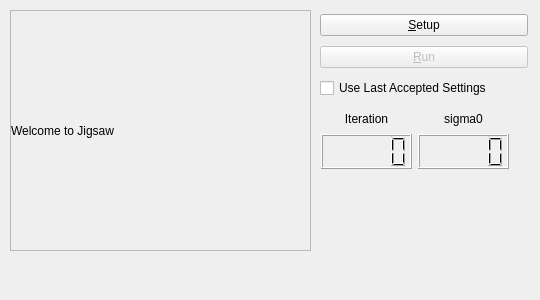
This is isis/src/qisis/objs/JigsawRunWidget/JigsawRunWidget.ui in DOI-USGS/ISIS3 as Qt 5 draws it before an edit. The edited form follows.
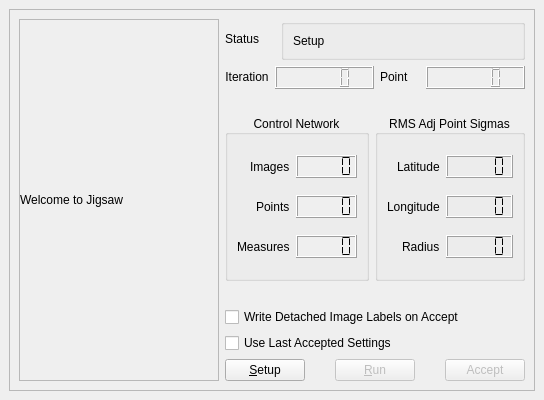
This is the edited form. Icons and pictures are not drawn.

Commit message: Updated gui according to mockup, added bundle-cancel popup

The edit to the form file:
```diff
--- a/isis/src/qisis/objs/JigsawRunWidget/JigsawRunWidget.ui
+++ b/isis/src/qisis/objs/JigsawRunWidget/JigsawRunWidget.ui
@@ -1,173 +1,583 @@
 <?xml version="1.0" encoding="UTF-8"?>
 <ui version="4.0">
  <class>JigsawRunWidget</class>
- <widget class="QFrame" name="JigsawRunWidget">
+ <widget class="QDockWidget" name="JigsawRunWidget">
   <property name="geometry">
    <rect>
     <x>0</x>
     <y>0</y>
+    <width>544</width>
+    <height>434</height>
    </rect>
   </property>
-  <property name="minimumSize">
-   <size>
-    <width>540</width>
-    <height>300</height>
-   </size>
-  </property>
-  <property name="maximumSize">
-   <size>
-    <width>540</width>
-    <height>300</height>
-   </size>
-  </property>
   <property name="windowTitle">
    <string>Jigsaw</string>
   </property>
-  <property name="windowIcon">
-   <iconset>
-    <normaloff>icons/jigsaw.png</normaloff>icons/jigsaw.png</iconset>
-  </property>
-  <widget class="QDialogButtonBox" name="buttonBox">
-   <property name="geometry">
-    <rect>
-     <x>170</x>
-     <y>260</y>
-     <width>341</width>
-     <height>32</height>
-    </rect>
+  <widget class="QWidget" name="dockWidgetContents">
+   <property name="enabled">
+    <bool>true</bool>
    </property>
-   <property name="orientation">
-    <enum>Qt::Horizontal</enum>
+   <property name="minimumSize">
+    <size>
+     <width>540</width>
+     <height>400</height>
+    </size>
    </property>
-  </widget>
-  <widget class="QWidget" name="jigsawButtonsLayoutWidget">
-   <property name="geometry">
-    <rect>
-     <x>320</x>
-     <y>10</y>
-     <width>208</width>
-     <height>94</height>
-    </rect>
+   <property name="maximumSize">
+    <size>
+     <width>800</width>
+     <height>400</height>
+    </size>
    </property>
-   <layout class="QGridLayout" name="gridLayout">
-    <item row="0" column="0">
-     <widget class="QPushButton" name="JigsawSetupButton">
-      <property name="text">
-       <string>&amp;Setup</string>
-      </property>
-     </widget>
-    </item>
-    <item row="1" column="0">
-     <widget class="QPushButton" name="JigsawRunButton">
-      <property name="text">
-       <string>&amp;Run</string>
-      </property>
-      <property name="enabled">
-        <bool>false</bool>
-      </property>
-     </widget>
-    </item>
-    <item row="2" column="0">
-     <widget class="QCheckBox" name="useLastSettings">
-      <property name="text">
-       <string>Use Last Accepted Settings</string>
-      </property>
-     </widget>
-    </item>
-   </layout>
-  </widget>
-  <widget class="QWidget" name="gridLayoutWidget">
-   <property name="geometry">
-    <rect>
-     <x>10</x>
-     <y>10</y>
-     <width>301</width>
-     <height>241</height>
-    </rect>
+   <property name="windowTitle">
+    <string>Jigsaw</string>
    </property>
-   <layout class="QGridLayout" name="statusUpdatesLayout">
-    <item row="0" column="0">
-     <widget class="QScrollArea" name="statusUpdateScrollArea">
-      <property name="widgetResizable">
-       <bool>true</bool>
-      </property>
-      <widget class="QLabel" name="statusUpdatesLabel">
-       <property name="geometry">
-        <rect>
-         <x>0</x>
-         <y>0</y>
-         <width>297</width>
-         <height>237</height>
-        </rect>
-       </property>
-       <property name="text">
-        <string>Welcome to Jigsaw</string>
-       </property>
-       <property name="wordWrap">
-        <bool>true</bool>
-       </property>
-      </widget>
-     </widget>
-    </item>
-   </layout>
-  </widget>
-  <widget class="QWidget" name="iterationLayoutWidget">
-   <property name="geometry">
-    <rect>
-     <x>321</x>
-     <y>110</y>
-     <width>188</width>
-     <height>59</height>
-    </rect>
+   <property name="windowIcon">
+    <iconset>
+     <normaloff>../../../../../../isisdev_oops/isis/src/qisis/objs/JigsawRunWidget/icons/jigsaw.png</normaloff>../../../../../../isisdev_oops/isis/src/qisis/objs/JigsawRunWidget/icons/jigsaw.png</iconset>
    </property>
-   <layout class="QGridLayout" name="iterationSigma0Layout">
-    <item row="0" column="0">
-     <widget class="QLabel" name="iterationLabel">
-      <property name="text">
-       <string>Iteration</string>
+   <layout class="QHBoxLayout" name="horizontalLayout_5">
+    <item>
+     <widget class="QFrame" name="frame">
+      <property name="sizePolicy">
+       <sizepolicy hsizetype="Preferred" vsizetype="Expanding">
+        <horstretch>0</horstretch>
+        <verstretch>0</verstretch>
+       </sizepolicy>
       </property>
-      <property name="textFormat">
-       <enum>Qt::PlainText</enum>
+      <property name="frameShape">
+       <enum>QFrame::StyledPanel</enum>
       </property>
-      <property name="alignment">
-       <set>Qt::AlignCenter</set>
-      </property>
-     </widget>
-    </item>
-    <item row="0" column="1">
-     <widget class="QLabel" name="sigma0Label">
-      <property name="text">
-       <string>sigma0</string>
-      </property>
-      <property name="alignment">
-       <set>Qt::AlignCenter</set>
-      </property>
-     </widget>
-    </item>
-    <item row="1" column="0">
-     <widget class="QLCDNumber" name="iterationLcdNumber">
-      <property name="minimumSize">
-       <size>
-        <width>90</width>
-        <height>35</height>
-       </size>
-      </property>
       <property name="frameShadow">
        <enum>QFrame::Raised</enum>
       </property>
-     </widget>
-    </item>
-    <item row="1" column="1">
-     <widget class="QLCDNumber" name="sigma0LcdNumber">
-      <property name="minimumSize">
-       <size>
-        <width>90</width>
-        <height>35</height>
-       </size>
-      </property>
-      <property name="frameShadow">
-       <enum>QFrame::Raised</enum>
-      </property>
+      <layout class="QHBoxLayout" name="horizontalLayout">
+       <item>
+        <widget class="QScrollArea" name="statusUpdateScrollArea">
+         <property name="sizePolicy">
+          <sizepolicy hsizetype="Expanding" vsizetype="Expanding">
+           <horstretch>0</horstretch>
+           <verstretch>0</verstretch>
+          </sizepolicy>
+         </property>
+         <property name="minimumSize">
+          <size>
+           <width>200</width>
+           <height>0</height>
+          </size>
+         </property>
+         <property name="widgetResizable">
+          <bool>true</bool>
+         </property>
+         <widget class="QLabel" name="statusUpdatesLabel">
+          <property name="geometry">
+           <rect>
+            <x>0</x>
+            <y>0</y>
+            <width>196</width>
+            <height>368</height>
+           </rect>
+          </property>
+          <property name="text">
+           <string>Welcome to Jigsaw</string>
+          </property>
+          <property name="wordWrap">
+           <bool>true</bool>
+          </property>
+         </widget>
+        </widget>
+       </item>
+       <item>
+        <layout class="QVBoxLayout" name="verticalLayout">
+         <item>
+          <layout class="QVBoxLayout" name="verticalLayout_2">
+           <item>
+            <layout class="QHBoxLayout" name="horizontalLayout_2">
+             <item>
+              <widget class="QLabel" name="statusLabel">
+               <property name="sizePolicy">
+                <sizepolicy hsizetype="Fixed" vsizetype="Fixed">
+                 <horstretch>0</horstretch>
+                 <verstretch>0</verstretch>
+                </sizepolicy>
+               </property>
+               <property name="minimumSize">
+                <size>
+                 <width>50</width>
+                 <height>0</height>
+                </size>
+               </property>
+               <property name="text">
+                <string>Status</string>
+               </property>
+              </widget>
+             </item>
+             <item>
+              <widget class="QGroupBox" name="groupBox_3">
+               <property name="sizePolicy">
+                <sizepolicy hsizetype="Preferred" vsizetype="Fixed">
+                 <horstretch>0</horstretch>
+                 <verstretch>0</verstretch>
+                </sizepolicy>
+               </property>
+               <property name="title">
+                <string/>
+               </property>
+               <layout class="QHBoxLayout" name="horizontalLayout_3">
+                <item>
+                 <widget class="QLabel" name="statusOutputLabel">
+                  <property name="sizePolicy">
+                   <sizepolicy hsizetype="Preferred" vsizetype="Fixed">
+                    <horstretch>0</horstretch>
+                    <verstretch>0</verstretch>
+                   </sizepolicy>
+                  </property>
+                  <property name="text">
+                   <string>Setup</string>
+                  </property>
+                 </widget>
+                </item>
+               </layout>
+              </widget>
+             </item>
+            </layout>
+           </item>
+           <item>
+            <layout class="QGridLayout" name="gridLayout_3">
+             <item row="0" column="0">
+              <widget class="QLabel" name="iterationLabel">
+               <property name="sizePolicy">
+                <sizepolicy hsizetype="Fixed" vsizetype="Fixed">
+                 <horstretch>0</horstretch>
+                 <verstretch>0</verstretch>
+                </sizepolicy>
+               </property>
+               <property name="minimumSize">
+                <size>
+                 <width>40</width>
+                 <height>0</height>
+                </size>
+               </property>
+               <property name="text">
+                <string>Iteration</string>
+               </property>
+               <property name="textFormat">
+                <enum>Qt::PlainText</enum>
+               </property>
+               <property name="alignment">
+                <set>Qt::AlignCenter</set>
+               </property>
+              </widget>
+             </item>
+             <item row="0" column="2">
+              <widget class="QLabel" name="pointLabel">
+               <property name="sizePolicy">
+                <sizepolicy hsizetype="Fixed" vsizetype="Fixed">
+                 <horstretch>0</horstretch>
+                 <verstretch>0</verstretch>
+                </sizepolicy>
+               </property>
+               <property name="minimumSize">
+                <size>
+                 <width>40</width>
+                 <height>0</height>
+                </size>
+               </property>
+               <property name="text">
+                <string>Point</string>
+               </property>
+              </widget>
+             </item>
+             <item row="0" column="1">
+              <widget class="QLCDNumber" name="iterationLcdNumber">
+               <property name="sizePolicy">
+                <sizepolicy hsizetype="Minimum" vsizetype="Fixed">
+                 <horstretch>0</horstretch>
+                 <verstretch>0</verstretch>
+                </sizepolicy>
+               </property>
+               <property name="autoFillBackground">
+                <bool>true</bool>
+               </property>
+              </widget>
+             </item>
+             <item row="0" column="3">
+              <widget class="QLCDNumber" name="pointLcdNumber">
+               <property name="sizePolicy">
+                <sizepolicy hsizetype="Minimum" vsizetype="Fixed">
+                 <horstretch>0</horstretch>
+                 <verstretch>0</verstretch>
+                </sizepolicy>
+               </property>
+               <property name="autoFillBackground">
+                <bool>true</bool>
+               </property>
+              </widget>
+             </item>
+            </layout>
+           </item>
+          </layout>
+         </item>
+         <item>
+          <spacer name="verticalSpacer">
+           <property name="orientation">
+            <enum>Qt::Vertical</enum>
+           </property>
+           <property name="sizeType">
+            <enum>QSizePolicy::Fixed</enum>
+           </property>
+           <property name="sizeHint" stdset="0">
+            <size>
+             <width>20</width>
+             <height>20</height>
+            </size>
+           </property>
+          </spacer>
+         </item>
+         <item>
+          <layout class="QGridLayout" name="gridLayout_4">
+           <item row="3" column="1">
+            <widget class="QGroupBox" name="rmsAdjustedPointSigmasGroupBox">
+             <property name="enabled">
+              <bool>true</bool>
+             </property>
+             <property name="sizePolicy">
+              <sizepolicy hsizetype="Preferred" vsizetype="Preferred">
+               <horstretch>0</horstretch>
+               <verstretch>0</verstretch>
+              </sizepolicy>
+             </property>
+             <property name="autoFillBackground">
+              <bool>true</bool>
+             </property>
+             <property name="title">
+              <string>RMS Adj Point Sigmas</string>
+             </property>
+             <property name="alignment">
+              <set>Qt::AlignCenter</set>
+             </property>
+             <layout class="QGridLayout" name="gridLayout_2">
+              <item row="2" column="0" alignment="Qt::AlignRight">
+               <widget class="QLabel" name="radiusLcdLabel">
+                <property name="enabled">
+                 <bool>true</bool>
+                </property>
+                <property name="sizePolicy">
+                 <sizepolicy hsizetype="Expanding" vsizetype="Preferred">
+                  <horstretch>0</horstretch>
+                  <verstretch>0</verstretch>
+                 </sizepolicy>
+                </property>
+                <property name="text">
+                 <string>Radius</string>
+                </property>
+               </widget>
+              </item>
+              <item row="0" column="0" alignment="Qt::AlignRight">
+               <widget class="QLabel" name="label_4">
+                <property name="sizePolicy">
+                 <sizepolicy hsizetype="Expanding" vsizetype="Preferred">
+                  <horstretch>0</horstretch>
+                  <verstretch>0</verstretch>
+                 </sizepolicy>
+                </property>
+                <property name="text">
+                 <string>Latitude</string>
+                </property>
+               </widget>
+              </item>
+              <item row="1" column="0" alignment="Qt::AlignRight">
+               <widget class="QLabel" name="label_7">
+                <property name="sizePolicy">
+                 <sizepolicy hsizetype="Expanding" vsizetype="Preferred">
+                  <horstretch>0</horstretch>
+                  <verstretch>0</verstretch>
+                 </sizepolicy>
+                </property>
+                <property name="text">
+                 <string>Longitude</string>
+                </property>
+               </widget>
+              </item>
+              <item row="0" column="1">
+               <widget class="QLCDNumber" name="latitudeLcdNumber">
+                <property name="sizePolicy">
+                 <sizepolicy hsizetype="Expanding" vsizetype="Fixed">
+                  <horstretch>0</horstretch>
+                  <verstretch>0</verstretch>
+                 </sizepolicy>
+                </property>
+                <property name="smallDecimalPoint">
+                 <bool>false</bool>
+                </property>
+                <property name="segmentStyle">
+                 <enum>QLCDNumber::Flat</enum>
+                </property>
+               </widget>
+              </item>
+              <item row="1" column="1">
+               <widget class="QLCDNumber" name="longitudeLcdNumber">
+                <property name="sizePolicy">
+                 <sizepolicy hsizetype="Expanding" vsizetype="Fixed">
+                  <horstretch>0</horstretch>
+                  <verstretch>0</verstretch>
+                 </sizepolicy>
+                </property>
+                <property name="segmentStyle">
+                 <enum>QLCDNumber::Flat</enum>
+                </property>
+               </widget>
+              </item>
+              <item row="2" column="1">
+               <widget class="QLCDNumber" name="radiusLcdNumber">
+                <property name="enabled">
+                 <bool>true</bool>
+                </property>
+                <property name="sizePolicy">
+                 <sizepolicy hsizetype="Expanding" vsizetype="Fixed">
+                  <horstretch>0</horstretch>
+                  <verstretch>0</verstretch>
+                 </sizepolicy>
+                </property>
+                <property name="segmentStyle">
+                 <enum>QLCDNumber::Flat</enum>
+                </property>
+               </widget>
+              </item>
+             </layout>
+             <zorder>label_4</zorder>
+             <zorder>label_7</zorder>
+             <zorder>radiusLcdLabel</zorder>
+             <zorder>latitudeLcdNumber</zorder>
+             <zorder>longitudeLcdNumber</zorder>
+             <zorder>radiusLcdNumber</zorder>
+            </widget>
+           </item>
+           <item row="3" column="0">
+            <widget class="QGroupBox" name="groupBox">
+             <property name="sizePolicy">
+              <sizepolicy hsizetype="Preferred" vsizetype="Preferred">
+               <horstretch>0</horstretch>
+               <verstretch>0</verstretch>
+              </sizepolicy>
+             </property>
+             <property name="title">
+              <string>   Control Network   </string>
+             </property>
+             <property name="alignment">
+              <set>Qt::AlignCenter</set>
+             </property>
+             <layout class="QGridLayout" name="gridLayout">
+              <item row="2" column="1">
+               <widget class="QLCDNumber" name="measuresLcdNumber">
+                <property name="sizePolicy">
+                 <sizepolicy hsizetype="Expanding" vsizetype="Fixed">
+                  <horstretch>0</horstretch>
+                  <verstretch>0</verstretch>
+                 </sizepolicy>
+                </property>
+                <property name="autoFillBackground">
+                 <bool>true</bool>
+                </property>
+                <property name="segmentStyle">
+                 <enum>QLCDNumber::Flat</enum>
+                </property>
+               </widget>
+              </item>
+              <item row="1" column="1">
+               <widget class="QLCDNumber" name="pointsLcdNumber">
+                <property name="sizePolicy">
+                 <sizepolicy hsizetype="Expanding" vsizetype="Fixed">
+                  <horstretch>0</horstretch>
+                  <verstretch>0</verstretch>
+                 </sizepolicy>
+                </property>
+                <property name="autoFillBackground">
+                 <bool>true</bool>
+                </property>
+                <property name="segmentStyle">
+                 <enum>QLCDNumber::Flat</enum>
+                </property>
+               </widget>
+              </item>
+              <item row="0" column="1">
+               <widget class="QLCDNumber" name="imagesLcdNumber">
+                <property name="sizePolicy">
+                 <sizepolicy hsizetype="Expanding" vsizetype="Fixed">
+                  <horstretch>0</horstretch>
+                  <verstretch>0</verstretch>
+                 </sizepolicy>
+                </property>
+                <property name="autoFillBackground">
+                 <bool>true</bool>
+                </property>
+                <property name="segmentStyle">
+                 <enum>QLCDNumber::Flat</enum>
+                </property>
+               </widget>
+              </item>
+              <item row="0" column="0" alignment="Qt::AlignRight">
+               <widget class="QLabel" name="label_3">
+                <property name="sizePolicy">
+                 <sizepolicy hsizetype="Expanding" vsizetype="Preferred">
+                  <horstretch>0</horstretch>
+                  <verstretch>0</verstretch>
+                 </sizepolicy>
+                </property>
+                <property name="text">
+                 <string>Images</string>
+                </property>
+               </widget>
+              </item>
+              <item row="2" column="0" alignment="Qt::AlignRight">
+               <widget class="QLabel" name="label_6">
+                <property name="sizePolicy">
+                 <sizepolicy hsizetype="Expanding" vsizetype="Preferred">
+                  <horstretch>0</horstretch>
+                  <verstretch>0</verstretch>
+                 </sizepolicy>
+                </property>
+                <property name="text">
+                 <string>Measures</string>
+                </property>
+               </widget>
+              </item>
+              <item row="1" column="0" alignment="Qt::AlignRight">
+               <widget class="QLabel" name="label_5">
+                <property name="sizePolicy">
+                 <sizepolicy hsizetype="Expanding" vsizetype="Preferred">
+                  <horstretch>0</horstretch>
+                  <verstretch>0</verstretch>
+                 </sizepolicy>
+                </property>
+                <property name="text">
+                 <string>Points</string>
+                </property>
+               </widget>
+              </item>
+             </layout>
+            </widget>
+           </item>
+          </layout>
+         </item>
+         <item>
+          <spacer name="verticalSpacer_2">
+           <property name="orientation">
+            <enum>Qt::Vertical</enum>
+           </property>
+           <property name="sizeType">
+            <enum>QSizePolicy::Fixed</enum>
+           </property>
+           <property name="sizeHint" stdset="0">
+            <size>
+             <width>20</width>
+             <height>20</height>
+            </size>
+           </property>
+          </spacer>
+         </item>
+         <item>
+          <layout class="QVBoxLayout" name="verticalLayout_3">
+           <item>
+            <widget class="QCheckBox" name="checkBox">
+             <property name="text">
+              <string>Write Detached Image Labels on Accept</string>
+             </property>
+            </widget>
+           </item>
+           <item>
+            <widget class="QCheckBox" name="useLastSettings">
+             <property name="sizePolicy">
+              <sizepolicy hsizetype="Preferred" vsizetype="Fixed">
+               <horstretch>0</horstretch>
+               <verstretch>0</verstretch>
+              </sizepolicy>
+             </property>
+             <property name="text">
+              <string>Use Last Accepted Settings</string>
+             </property>
+            </widget>
+           </item>
+           <item>
+            <layout class="QHBoxLayout" name="horizontalLayout_8">
+             <item>
+              <widget class="QPushButton" name="JigsawSetupButton">
+               <property name="sizePolicy">
+                <sizepolicy hsizetype="Preferred" vsizetype="Fixed">
+                 <horstretch>0</horstretch>
+                 <verstretch>0</verstretch>
+                </sizepolicy>
+               </property>
+               <property name="text">
+                <string>&amp;Setup</string>
+               </property>
+              </widget>
+             </item>
+             <item>
+              <spacer name="horizontalSpacer_2">
+               <property name="orientation">
+                <enum>Qt::Horizontal</enum>
+               </property>
+               <property name="sizeType">
+                <enum>QSizePolicy::Preferred</enum>
+               </property>
+               <property name="sizeHint" stdset="0">
+                <size>
+                 <width>40</width>
+                 <height>20</height>
+                </size>
+               </property>
+              </spacer>
+             </item>
+             <item>
+              <widget class="QPushButton" name="JigsawRunButton">
+               <property name="enabled">
+                <bool>false</bool>
+               </property>
+               <property name="sizePolicy">
+                <sizepolicy hsizetype="Minimum" vsizetype="Fixed">
+                 <horstretch>0</horstretch>
+                 <verstretch>0</verstretch>
+                </sizepolicy>
+               </property>
+               <property name="text">
+                <string>&amp;Run</string>
+               </property>
+              </widget>
+             </item>
+             <item>
+              <spacer name="horizontalSpacer">
+               <property name="orientation">
+                <enum>Qt::Horizontal</enum>
+               </property>
+               <property name="sizeType">
+                <enum>QSizePolicy::Preferred</enum>
+               </property>
+               <property name="sizeHint" stdset="0">
+                <size>
+                 <width>40</width>
+                 <height>20</height>
+                </size>
+               </property>
+              </spacer>
+             </item>
+             <item>
+              <widget class="QPushButton" name="pushButton">
+               <property name="enabled">
+                <bool>false</bool>
+               </property>
+               <property name="text">
+                <string>Accept</string>
+               </property>
+              </widget>
+             </item>
+            </layout>
+           </item>
+          </layout>
+         </item>
+        </layout>
+       </item>
+      </layout>
      </widget>
     </item>
    </layout>
```
Left out of the diff: 2 changed lines with no effect on the pictures. The commit also changes 6 other files.
